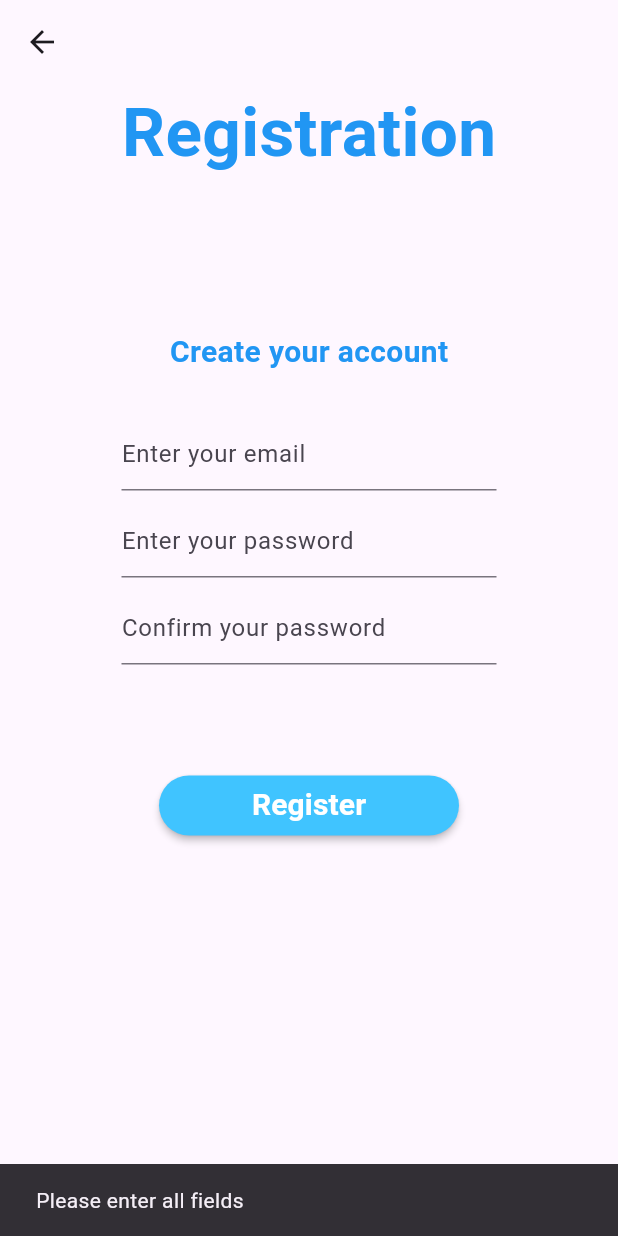
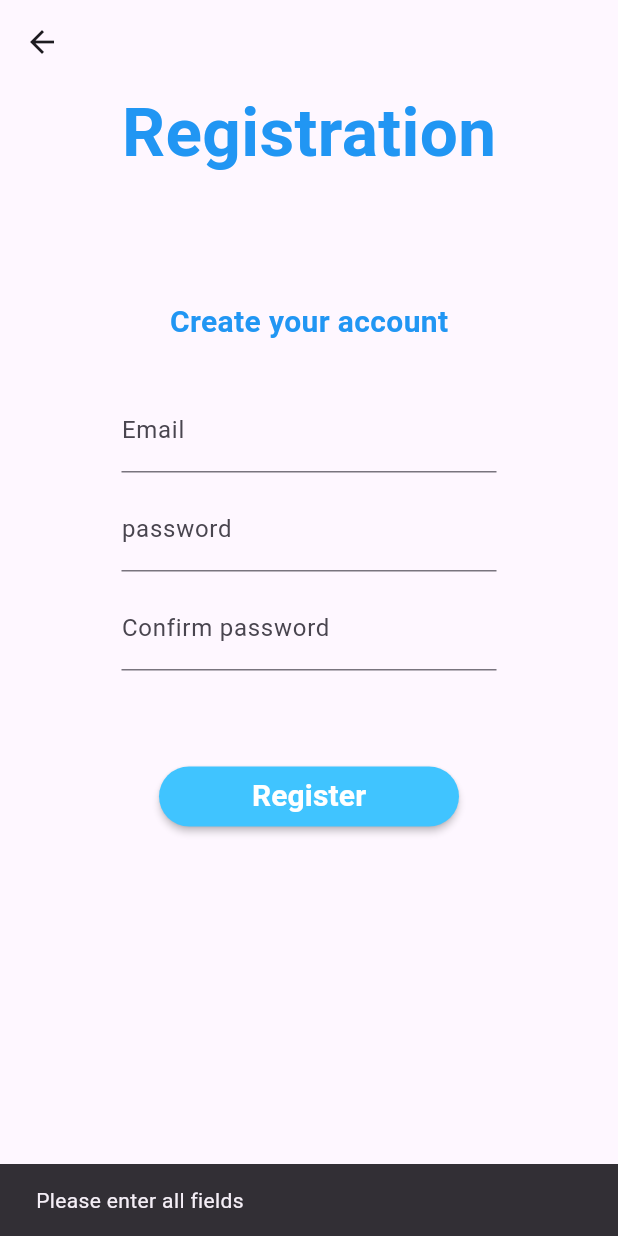
Before and after one commit to Adit007-tech/Portfolio-App, a Flutter app: the register_page screen opened directly, after a tap on "Register", on a phone screen of 412 x 824 dp. Run offline on Flutter 3.47's test engine with Material 3 defaults, Android fonts, the phone set to English and light mode, and no system bars; our stand-ins replace firebase_auth, firebase_core, google_sign_in, supabase_flutter; accounts and stored records are empty; network calls fail.

Commit message:
register page UI Update

```diff
--- a/lib/pages/4register_page.dart
+++ b/lib/pages/4register_page.dart
@@ -36,10 +36,17 @@ class _register_pageState extends State<register_page> {
     }else if(!email.contains("@")){
       ScaffoldMessenger.of(context).showSnackBar(SnackBar(content: Text("Please enter valid email and Password")));
     }
+    setState(() {
+      isloading = false;
+    });
     // check if password and confirm password match
     if(passowrd != confirmPassword){
       ScaffoldMessenger.of(context).showSnackBar(const SnackBar(content: Text("Password doesn't match")));
     }
+
+    setState(() {
+      isloading = false;
+    });
     // attempt to signUp
     if(email != null && passowrd != null){
       await _auth_service.signUpwithEmailAndPassword(email, passowrd);
@@ -75,10 +82,7 @@ class _register_pageState extends State<register_page> {
             fontWeight: FontWeight.bold,
             color: Colors.blue
         ),),
-            Container(
-              margin: const EdgeInsets.only(top: 100),
-              width: 250,
-            ),
+            Padding(padding: EdgeInsets.only(top: 80)),
             const Text("Create your account",style: TextStyle(
                 fontSize: 20,
                 fontWeight: FontWeight.bold,
@@ -89,78 +93,34 @@ class _register_pageState extends State<register_page> {
               width: 250,
               child: Column(
                 children: [
-                  // TextFormField(
-                  //   controller: _name,
-                  //   decoration: InputDecoration(
-                  //       focusColor: Colors.grey,
-                  //       enabled: true,
-                  //       focusedBorder: OutlineInputBorder(
-                  //           borderRadius: BorderRadius.circular(20),
-                  //           borderSide: const BorderSide(
-                  //               width: 2,
-                  //               color: Colors.black
-                  //           )
-                  //       ),
-                  //       hintText: "Enter your Name"
-                  //   ),
-                  // ),
-                  Container(
-                    height: 10,
-                  ),
+                  const Padding(padding: EdgeInsets.only(top: 10)),
                   TextFormField(
                     controller: _email,
-                    decoration: InputDecoration(
+                    decoration: const InputDecoration(
+                        label: Text("Email"),
                         focusColor: Colors.grey,
-                        enabled: true,
-                        focusedBorder: OutlineInputBorder(
-                            borderRadius: BorderRadius.circular(20),
-                            borderSide: const BorderSide(
-                                width: 2,
-                                color: Colors.black
-                            )
-                        ),
                         hintText: "Enter your email"
                     ),
                   ),
-                  Container(
-                    height: 10,
-                  ),
+                  const Padding(padding: EdgeInsets.only(top: 10)),
                   TextFormField(
                     controller: _password,
-                    decoration: InputDecoration(
+                    decoration: const InputDecoration(
+                        label: Text("password"),
                         focusColor: Colors.grey,
-                        enabled: true,
-                        focusedBorder: OutlineInputBorder(
-                            borderRadius: BorderRadius.circular(20),
-                            borderSide: const BorderSide(
-                                width: 2,
-                                color: Colors.black
-                            )
-                        ),
                         hintText: "Enter your password"
                     ),
                   ),
-                  Container(
-                    height: 10,
-                  ),
+                  const Padding(padding: EdgeInsets.only(top: 10)),
                   TextFormField(
                     controller: _confirmfpassword,
-                    decoration: InputDecoration(
+                    decoration: const InputDecoration(
                         focusColor: Colors.grey,
-                        enabled: true,
-                        focusedBorder: OutlineInputBorder(
-                            borderRadius: BorderRadius.circular(20),
-                            borderSide: const BorderSide(
-                                width: 2,
-                                color: Colors.black
-                            )
-                        ),
+                        label: Text("Confirm password"),
                         hintText: "Confirm your password"
                     ),
                   ),
-                  Container(
-                    height: 70,
-                  ),
+                  const Padding(padding: EdgeInsets.only(top: 60)),
                   MaterialButton(
                     minWidth: 200,
                     height: 40,
```
